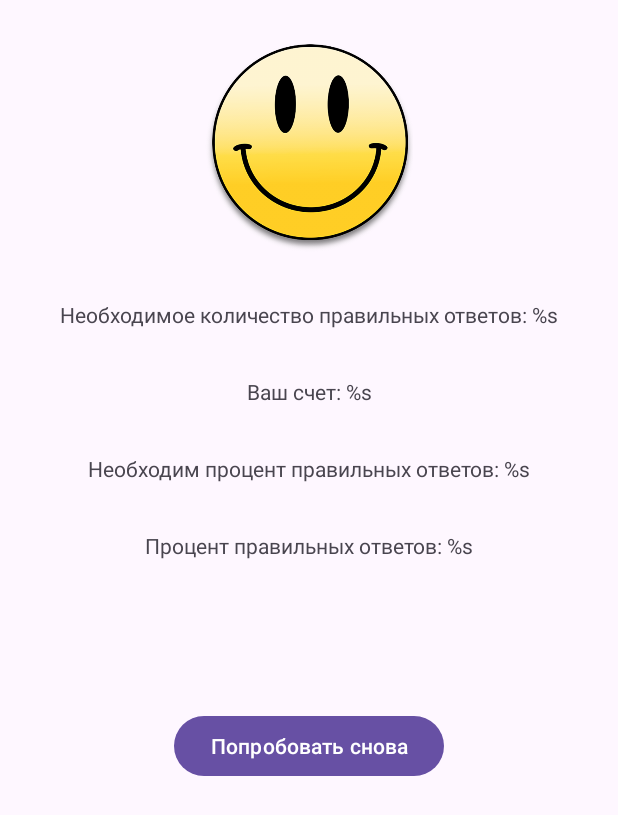
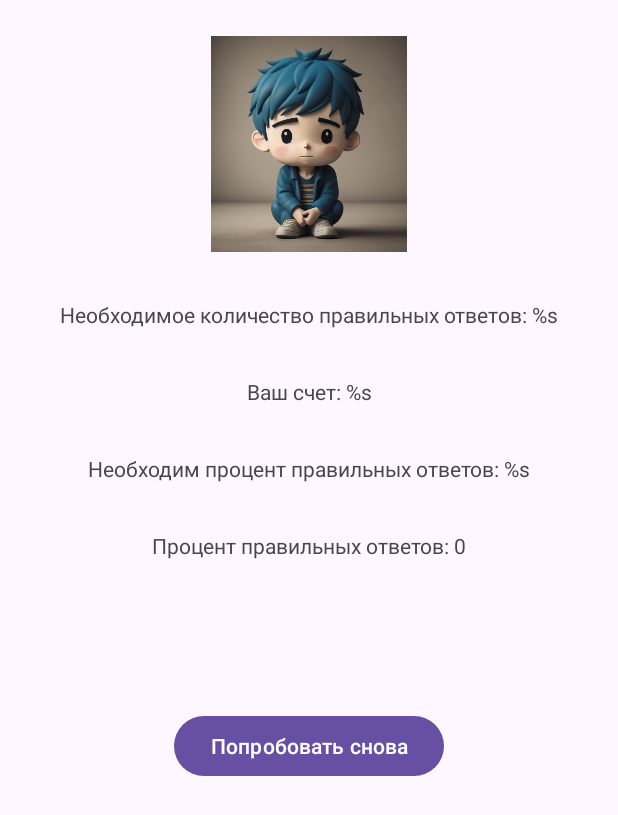
Before and after one commit to Ivan2000-web/Composition, an Android app: the fragment GameFinishedFragment shown on its own in the app's theme, on a phone screen of 412 x 824 dp. Shown: the top 815 px of the screen. Run offline under Robolectric (Android 15) with nearby library versions, the phone set to English and light mode, and no system bars; 8 statements that could not run were skipped.

Commit message:
update: GameFinishedFragment

```diff
--- a/app/src/main/java/com/vansoft/composition/data/GameRepositoryImpl.kt
+++ b/app/src/main/java/com/vansoft/composition/data/GameRepositoryImpl.kt
@@ -32,7 +32,7 @@ object GameRepositoryImpl: GameRepository {
                     10,
                     3,
                     50,
-                    20
+                    8
                 )
             }
             Level.EASY -> {
--- a/app/src/main/java/com/vansoft/composition/domain/entity/GameResult.kt
+++ b/app/src/main/java/com/vansoft/composition/domain/entity/GameResult.kt
@@ -6,5 +6,5 @@ data class GameResult (
     val winner: Boolean,
     val countOfRightAnswers: Int,
     val countOfQuestions: Int,
-    val gameStings: GameSettings
+    val gameSettings: GameSettings
 ): Serializable
--- a/app/src/main/java/com/vansoft/composition/presentation/GameFinishedFragment.kt
+++ b/app/src/main/java/com/vansoft/composition/presentation/GameFinishedFragment.kt
@@ -7,6 +7,7 @@ import android.view.View
 import android.view.ViewGroup
 import androidx.activity.OnBackPressedCallback
 import androidx.fragment.app.FragmentManager
+import com.vansoft.composition.R
 import com.vansoft.composition.databinding.FragmentGameFinishedBinding
 import com.vansoft.composition.domain.entity.GameResult
 
@@ -32,19 +33,63 @@ class GameFinishedFragment : Fragment() {
 
     override fun onViewCreated(view: View, savedInstanceState: Bundle?) {
         super.onViewCreated(view, savedInstanceState)
-        requireActivity().onBackPressedDispatcher.addCallback(viewLifecycleOwner, object: OnBackPressedCallback(true){ //Получаем ссылку на активити
+        setOnClickListeners()
+        bindViews()
+    }
+
+    override fun onDestroy() {
+        super.onDestroy()
+        _binding = null
+    }
+
+    private fun setOnClickListeners() {
+        val callback = object : OnBackPressedCallback(true) {
             override fun handleOnBackPressed() {
                 retryGame()
             }
-        })
+        }
+        requireActivity().onBackPressedDispatcher.addCallback(viewLifecycleOwner, callback)
+
         binding.btnRestart.setOnClickListener {
             retryGame()
         }
     }
 
-    override fun onDestroy() {
-        super.onDestroy()
-        _binding = null
+    private fun bindViews(){
+        with(binding){
+            emojiResult.setImageResource(getSmileResId())
+            needAnswers.text = String.format(
+                getString(R.string.need_answers),
+                gameResult.gameSettings.minCountOfRightAnswers
+            )
+            userAnswers.text = String.format(
+                getString(R.string.user_answers),
+                gameResult.countOfRightAnswers
+            )
+            needPercents.text = String.format(
+                getString(R.string.need_percents),
+                gameResult.gameSettings.minPercentOfRightAnswers
+            )
+            userPercents.text = String.format(
+                getString(R.string.user_percents),
+                getPercentOfRightAnswers()
+            )
+        }
+    }
+
+    private fun getSmileResId(): Int {
+        return if (gameResult.winner) {
+            R.drawable.ic_smile
+        } else {
+            R.drawable.ic_sad
+        }
+    }
+
+    private fun getPercentOfRightAnswers() = with(gameResult) {
+        if (countOfQuestions == 0) {
+            0
+        } else { ((countOfRightAnswers / countOfQuestions.toDouble()) * 100).toInt()
+        }
     }
 
     private fun parseArgs() {
--- a/app/src/main/res/layout/fragment_game_finished.xml
+++ b/app/src/main/res/layout/fragment_game_finished.xml
@@ -8,11 +8,10 @@
     tools:context=".presentation.GameFinishedFragment">
 
     <ImageView
-        android:id="@+id/imageView"
+        android:id="@+id/emojiResult"
         android:layout_width="144dp"
         android:layout_height="144dp"
         android:layout_marginTop="24dp"
-        android:src="@drawable/smile"
         app:layout_constraintEnd_toEndOf="parent"
         app:layout_constraintStart_toStartOf="parent"
         app:layout_constraintTop_toTopOf="parent" />
@@ -25,7 +24,7 @@
         android:text="@string/need_answers"
         app:layout_constraintEnd_toEndOf="parent"
         app:layout_constraintStart_toStartOf="parent"
-        app:layout_constraintTop_toBottomOf="@+id/imageView" />
+        app:layout_constraintTop_toBottomOf="@+id/emojiResult" />
 
     <TextView
         android:id="@+id/user_answers"
```
Also changed, not shown: app/src/main/res/drawable/ic_sad.png (added), app/src/main/res/drawable/ic_smile.png (added), app/src/main/res/drawable/smile.png (deleted).
